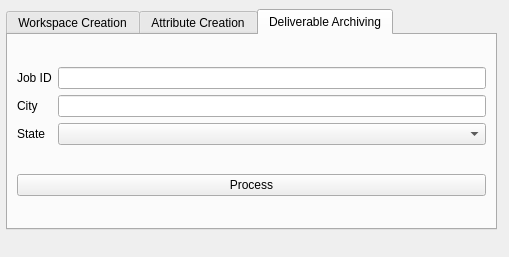
First picture: the form in ui/mainwindow.ui, repository minorsecond/CF_Tool, before the edit.
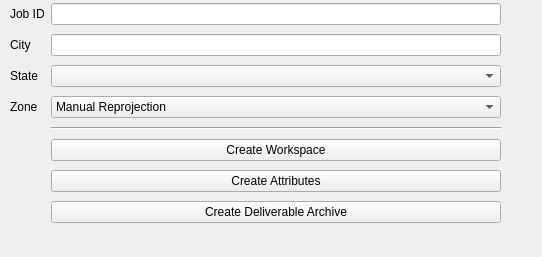
Second picture: the form after the edit. The open tabs and pages were chosen to show the change.

Commit message: One-page UI

Diff of the .ui file:
```diff
--- a/ui/mainwindow.ui
+++ b/ui/mainwindow.ui
@@ -6,7 +6,7 @@
    <rect>
     <x>0</x>
     <y>0</y>
-    <width>509</width>
+    <width>542</width>
     <height>257</height>
    </rect>
   </property>
@@ -14,27 +14,28 @@
    <string>CF Tool</string>
   </property>
   <widget class="QWidget" name="centralwidget">
-   <widget class="QTabWidget" name="mainTab">
+   <widget class="QWidget" name="layoutWidget">
     <property name="geometry">
      <rect>
-      <x>6</x>
-      <y>9</y>
+      <x>10</x>
+      <y>0</y>
       <width>491</width>
-      <height>221</height>
+      <height>231</height>
      </rect>
     </property>
-    <property name="currentIndex">
-     <number>0</number>
-    </property>
-    <widget class="QWidget" name="step1">
-     <attribute name="title">
-      <string>Workspace Creation</string>
-     </attribute>
-     <layout class="QGridLayout" name="gridLayout">
-      <item row="0" column="0">
        <layout class="QGridLayout" name="gridLayout_2">
         <item row="0" column="1">
-         <widget class="QLineEdit" name="WC_JobIDInput"/>
+      <widget class="QLineEdit" name="JobIDInput"/>
+     </item>
+     <item row="1" column="1">
+      <widget class="QLineEdit" name="CityInput"/>
+     </item>
+     <item row="5" column="1">
+      <widget class="QPushButton" name="WC_ProcuessButton">
+       <property name="text">
+        <string>Create Workspace</string>
+       </property>
+      </widget>
         </item>
         <item row="2" column="0">
          <widget class="QLabel" name="label_2">
@@ -43,8 +44,19 @@
           </property>
          </widget>
         </item>
-        <item row="1" column="1">
-         <widget class="QLineEdit" name="WC_CityInput"/>
+     <item row="3" column="0">
+      <widget class="QLabel" name="utmZoneLabel">
+       <property name="text">
+        <string>Zone</string>
+       </property>
+      </widget>
+     </item>
+     <item row="6" column="1">
+      <widget class="QPushButton" name="AC_ProcessButton">
+       <property name="text">
+        <string>Create Attributes</string>
+       </property>
+      </widget>
         </item>
         <item row="2" column="1">
          <widget class="QComboBox" name="WC_StateInput"/>
@@ -56,10 +68,10 @@
           </property>
          </widget>
         </item>
-        <item row="0" column="0">
-         <widget class="QLabel" name="label">
+     <item row="7" column="1">
+      <widget class="QPushButton" name="DA_ProcessButton">
           <property name="text">
-           <string>Job ID</string>
+        <string>Create Deliverable Archive</string>
           </property>
          </widget>
         </item>
@@ -72,41 +84,6 @@
           </item>
          </widget>
         </item>
-        <item row="3" column="0">
-         <widget class="QLabel" name="utmZoneLabel">
-          <property name="text">
-           <string>Zone</string>
-          </property>
-         </widget>
-        </item>
-       </layout>
-      </item>
-      <item row="1" column="0">
-       <widget class="QPushButton" name="WC_ProcuessButton">
-        <property name="text">
-         <string>Process</string>
-        </property>
-       </widget>
-      </item>
-     </layout>
-    </widget>
-    <widget class="QWidget" name="step2">
-     <attribute name="title">
-      <string>Attribute Creation</string>
-     </attribute>
-     <layout class="QGridLayout" name="gridLayout_3">
-      <item row="2" column="1">
-       <widget class="QPushButton" name="AC_ProcessButton">
-        <property name="text">
-         <string>Process</string>
-        </property>
-       </widget>
-      </item>
-      <item row="0" column="1">
-       <layout class="QGridLayout" name="gridLayout_5">
-        <item row="0" column="1">
-         <widget class="QLineEdit" name="AC_JobIDEntry"/>
-        </item>
         <item row="0" column="0">
          <widget class="QLabel" name="AC_JobIDLabel">
           <property name="text">
@@ -114,58 +91,14 @@
           </property>
          </widget>
         </item>
-       </layout>
-      </item>
-     </layout>
-    </widget>
-    <widget class="QWidget" name="tab">
-     <attribute name="title">
-      <string>Deliverable Archiving</string>
-     </attribute>
-     <layout class="QGridLayout" name="gridLayout_4">
       <item row="4" column="1">
-       <widget class="QPushButton" name="DA_ProcessButton">
-        <property name="text">
-         <string>Process</string>
+      <widget class="Line" name="line">
+       <property name="orientation">
+        <enum>Qt::Horizontal</enum>
         </property>
        </widget>
       </item>
-      <item row="0" column="1">
-       <layout class="QGridLayout" name="gridLayout_6">
-        <item row="0" column="0">
-         <widget class="QLabel" name="DA_JobIdLabel">
-          <property name="text">
-           <string>Job ID</string>
-          </property>
-         </widget>
-        </item>
-        <item row="0" column="1">
-         <widget class="QLineEdit" name="DA_JobIdEntry"/>
-        </item>
-        <item row="1" column="1">
-         <widget class="QLineEdit" name="DA_CityInput"/>
-        </item>
-        <item row="1" column="0">
-         <widget class="QLabel" name="DA_CityLabel">
-          <property name="text">
-           <string>City</string>
-          </property>
-         </widget>
-        </item>
-        <item row="2" column="0">
-         <widget class="QLabel" name="DA_StateLabel">
-          <property name="text">
-           <string>State</string>
-          </property>
-         </widget>
-        </item>
-        <item row="2" column="1">
-         <widget class="QComboBox" name="DA_StateInput"/>
-        </item>
-       </layout>
-      </item>
-     </layout>
-    </widget>
+    </layout>
    </widget>
   </widget>
   <widget class="QMenuBar" name="menubar">
```
Left out of the diff: 20 changed lines with no effect on the pictures. Lines whose indentation alone changed are shown as unchanged. The commit also changes 1 other file.
